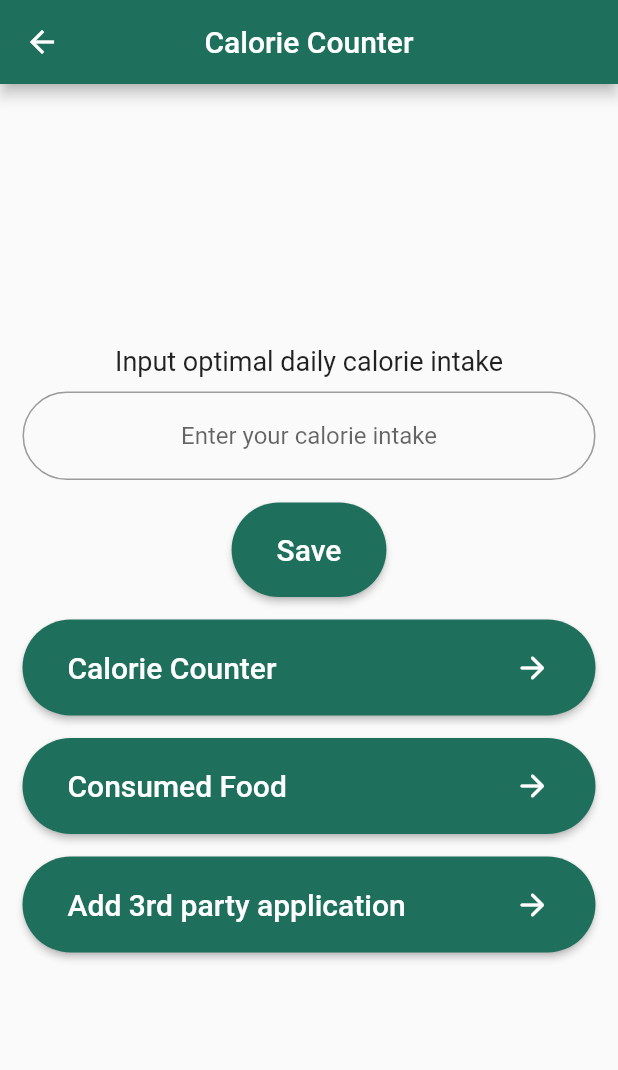
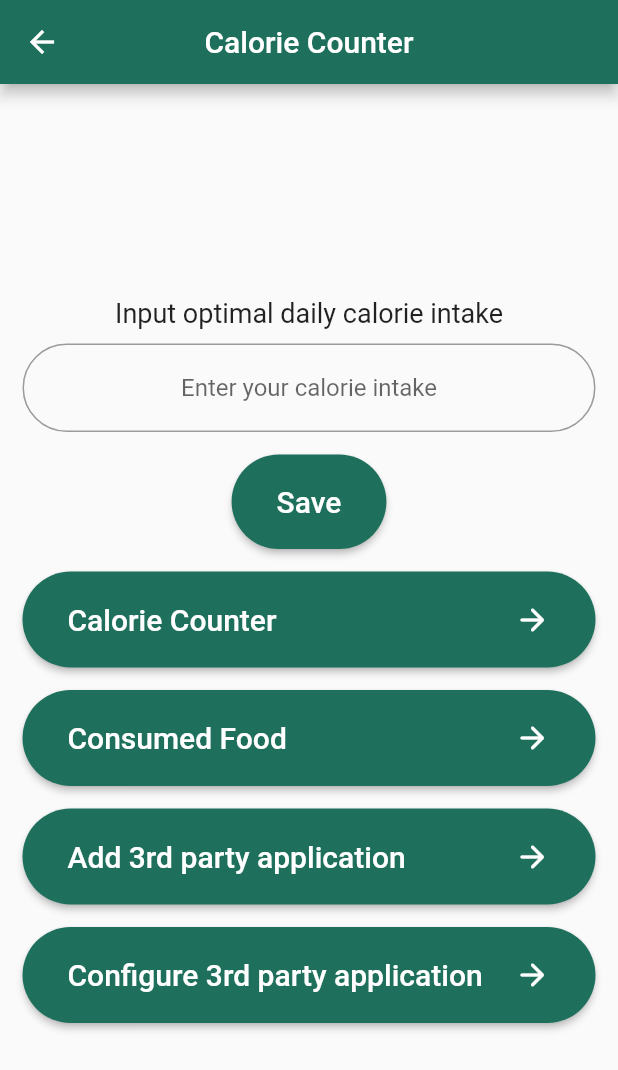
Before and after one commit to ammarrizal/stswks_health_app, a Flutter app: the CalorieCounter screen opened directly, on a phone screen of 412 x 824 dp. Shown: the top 1070 px of the screen. Run offline on Flutter 3.47's test engine with Material 2 defaults, Android fonts, the phone set to English and light mode, and no system bars; our stand-ins replace font_awesome_flutter, google_fonts, hexcolor.

Commit message:
Added 3rd party app configuration page

```diff
--- a/lib/views/calorie_counter_page.dart
+++ b/lib/views/calorie_counter_page.dart
@@ -1,4 +1,5 @@
 import 'package:flutter/material.dart';
+import 'package:prototype_1/views/third_party_app_config.dart';
 import 'package:prototype_1/views/third_party_app_page.dart';
 import 'package:prototype_1/views/calorie_counter.dart';
 
@@ -160,7 +161,36 @@ class _CalorieCounterState extends State<CalorieCounter> {
 
                 SizedBox(height: 15.0),
 
-
+                ElevatedButton(
+                  onPressed: (){
+                    Navigator.push(context,
+                      MaterialPageRoute(builder: (context) => ThirdPartyAppConfigPage()),);
+                  },
+                  style: ButtonStyle(
+                    shape: MaterialStateProperty.all(RoundedRectangleBorder(
+                      borderRadius: BorderRadius.circular(40.0),
+                    )),
+                    padding: MaterialStateProperty.all(EdgeInsets.fromLTRB(30.0, 20.0, 30.0, 20.0)),
+                    backgroundColor: MaterialStateProperty.all(Color(0xff1e6f5c)),
+                  ),
+                  child: Row(
+                    children: [
+                      Expanded(
+                        child: Text(
+                          'Configure 3rd party application',
+                          style: TextStyle(
+                            fontSize: 20,
+                            color: Colors.white,
+                          ),
+                        ),
+                      ),
+                      SizedBox(width: 15.0),
+                      Icon(
+                        Icons.arrow_forward_rounded,
+                      ),
+                    ],
+                  ),
+                ),
               ],
             ),
           ),
```
